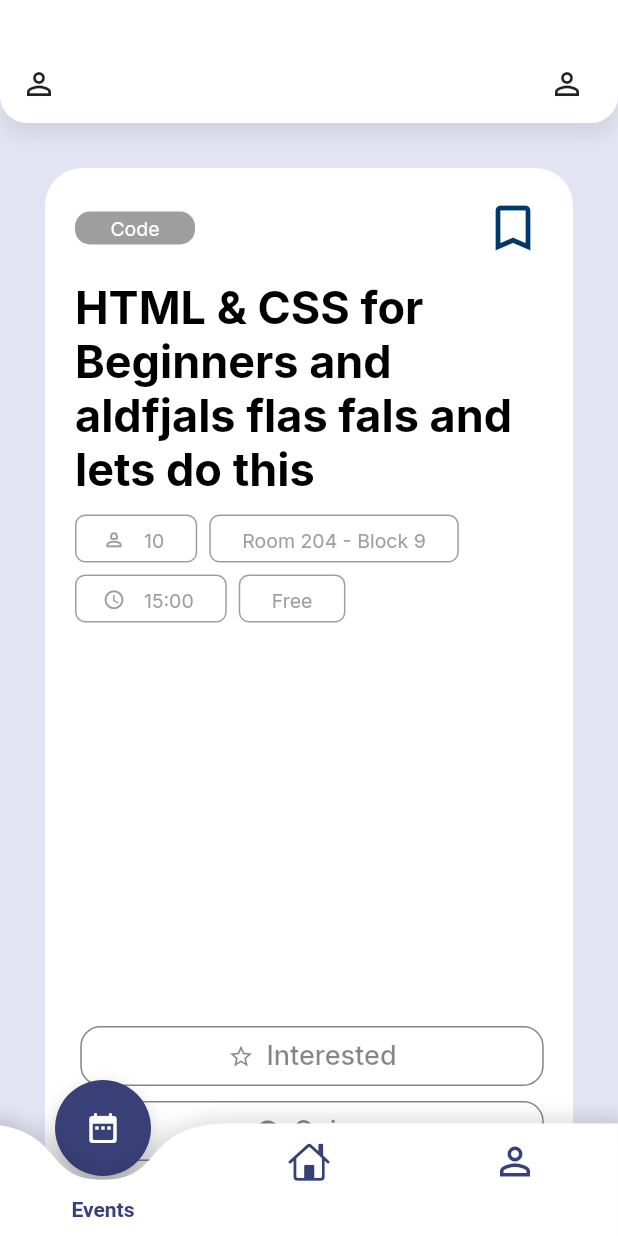
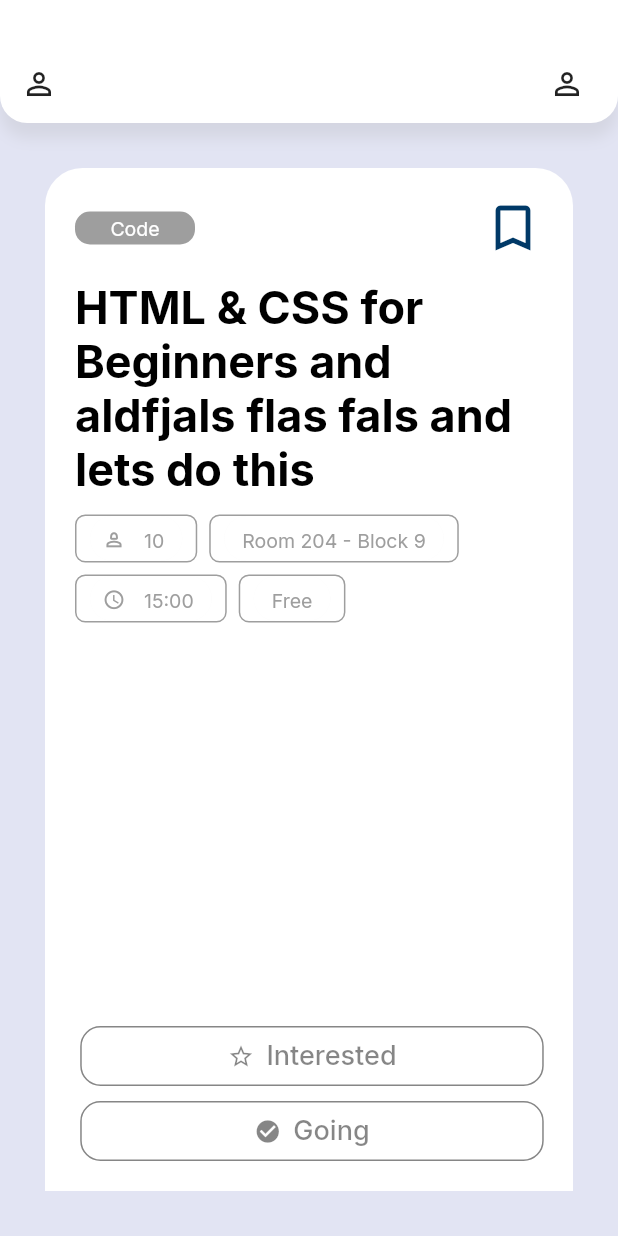
Before and after one commit to kucc1997/KUCCApp, a Flutter app: the TimeLine screen opened by its route, after a tap on "Code", on a phone screen of 412 x 824 dp. Run offline on Flutter 3.47's test engine with Material 2 defaults, Android fonts, the phone set to English and light mode, and no system bars; our stand-ins replace flutter_hooks, go_router, google_fonts, sticky_headers, timelines; Roboto replaces fonts that are missing (Poppins); statements that could not run were skipped.

Commit message:
refactor: rewrite scaffoldwithbottom nav bar to close on backbutton press

```diff
--- a/lib/main.dart
+++ b/lib/main.dart
@@ -1,6 +1,7 @@
 import 'package:flutter/material.dart';
 import 'package:kucc_app/constants/theme.dart';
 import 'package:kucc_app/routes.dart';
+import 'package:kucc_app/viewmodels/bottom_nav_bar_viewmodel.dart';
 import 'package:kucc_app/viewmodels/eventdetail_viewmodel.dart';
 import 'package:kucc_app/viewmodels/routine_viewmodel.dart';
 import 'package:kucc_app/viewmodels/signup_login_viewmodel.dart';
@@ -16,6 +17,7 @@ void main() {
       ChangeNotifierProvider(create: (_) => TimeLineViewModel()),
       ChangeNotifierProvider(create: (_) => EventDetailViewModel()),
       ChangeNotifierProvider(create: (_) => RoutineViewModel()),
+      ChangeNotifierProvider(create: (_) => BottomNavBarViewModel()),
     ], child: const MyApp()),
   );
 }
--- a/lib/routes.dart
+++ b/lib/routes.dart
@@ -16,7 +16,7 @@ GoRouter goRouter = GoRouter(routes: [
       routes: [
         StatefulShellRoute.indexedStack(
             builder: (context, state, navigationShell) {
-              return ScaffoldWithNavBar(navigationShell: navigationShell);
+              return ScaffoldWithBottomNavBar(navigationShell: navigationShell);
             },
             branches: [
               StatefulShellBranch(routes: [
--- /dev/null
+++ b/lib/viewmodels/bottom_nav_bar_viewmodel.dart
@@ -0,0 +1,15 @@
+import 'package:flutter/material.dart';
+
+class BottomNavBarViewModel extends ChangeNotifier {
+  late bool _displayBottomNavBar;
+
+  bool get displayBottomNavBar => _displayBottomNavBar;
+  set displayBottomNavBar(v) {
+    _displayBottomNavBar = v;
+    notifyListeners();
+  }
+
+  BottomNavBarViewModel() {
+    _displayBottomNavBar = true;
+  }
+}
--- a/lib/views/components/scaffold_with_nav_bar.dart
+++ b/lib/views/components/scaffold_with_nav_bar.dart
@@ -1,25 +1,29 @@
 import 'package:flutter/cupertino.dart';
 import 'package:flutter/material.dart';
+import 'package:flutter_hooks/flutter_hooks.dart';
 import 'package:go_router/go_router.dart';
+import 'package:kucc_app/viewmodels/bottom_nav_bar_viewmodel.dart';
 import 'package:kucc_app/views/components/custom_curved_nav_bar/exporting_nav.dart';
+import 'package:provider/provider.dart';
 
-class ScaffoldWithNavBar extends StatefulWidget {
-  /// Constructs an [ScaffoldWithNavBar].
-  const ScaffoldWithNavBar({
-    required this.navigationShell,
-    Key? key,
-  }) : super(key: key ?? const ValueKey<String>('ScaffoldWithNavBar'));
-
-  /// The navigation shell and container for the branch Navigators.
+class ScaffoldWithBottomNavBar extends HookWidget {
   final StatefulNavigationShell navigationShell;
 
-  @override
-  State<ScaffoldWithNavBar> createState() => _ScaffoldWithNavBarState();
-}
+  const ScaffoldWithBottomNavBar({
+    Key? key,
+    required this.navigationShell,
+  }) : super(key: key ?? const ValueKey<String>('ScaffoldWithBottomNavBar'));
 
-class _ScaffoldWithNavBarState extends State<ScaffoldWithNavBar> {
   @override
   Widget build(BuildContext context) {
+    final controller = useAnimationController(duration: const Duration(milliseconds: 180));
+    final bnbVM = Provider.of<BottomNavBarViewModel>(context);
+
+    final animation = Tween<double>(
+      begin: 0,
+      end: -120,
+    ).animate(controller);
+
     const labels = ['Events', 'Home', 'Profile'];
     const icons = <Widget>[
       /// *[Icon]* are later modified in the [CurvedNavigationBar] class
@@ -30,30 +34,36 @@ class _ScaffoldWithNavBarState extends State<ScaffoldWithNavBar> {
       Icon(CupertinoIcons.home, size: 28, color: Color(0xFF394078)),
       Icon(Icons.person_outline, size: 30, color: Color(0xFF394078)),
     ];
+
+    if (!bnbVM.displayBottomNavBar) {
+      controller.forward();
+    } else {
+      if (controller.isCompleted) {
+        controller.reverse();
+      }
+    }
+
     return Scaffold(
       body: Stack(
         children: [
-          widget.navigationShell,
-          Positioned(
-            bottom: 0,
+          navigationShell,
+          AnimatedBuilder(
+            animation: animation,
+            builder: (context, child) {
+              return Positioned(
+                bottom: animation.value,
                 left: 0,
                 right: 0,
                 child: CustomNavBar(
-              navigationShell: widget.navigationShell,
+                  navigationShell: navigationShell,
                   labels: labels,
                   icons: icons,
                 ),
+              );
+            },
           ),
         ],
       ),
     );
   }
-  // return Scaffold(
-  //   body: widget.navigationShell,
-  //   bottomNavigationBar: CustomNavBar(
-  //     navigationShell: widget.navigationShell,
-  //     labels: labels,
-  //     icons: icons,
-  //   ),
-  // );
 }
--- a/lib/views/pages/event_detail/event_page.dart
+++ b/lib/views/pages/event_detail/event_page.dart
@@ -1,5 +1,7 @@
 import 'package:flutter/material.dart';
+import 'package:flutter_hooks/flutter_hooks.dart';
 import 'package:google_fonts/google_fonts.dart';
+import 'package:kucc_app/viewmodels/bottom_nav_bar_viewmodel.dart';
 import 'package:kucc_app/views/components/app_bar.dart';
 import 'package:kucc_app/views/pages/event_detail/components/bookmark.dart';
 import 'package:provider/provider.dart';
@@ -9,7 +11,7 @@ import '../event_detail/components/category_card.dart';
 import 'components/event_button.dart';
 import 'components/detail_chip.dart';
 
-class EventPage extends StatelessWidget {
+class EventPage extends HookWidget {
   final String category;
   final String time;
   final String workshopName;
@@ -28,6 +30,19 @@ class EventPage extends StatelessWidget {
   Widget build(BuildContext context) {
     double screenWidth = MediaQuery.of(context).size.width;
     final edvm = Provider.of<EventDetailViewModel>(context);
+    final bvm = Provider.of<BottomNavBarViewModel>(context);
+
+    Future.microtask(() {
+      bvm.displayBottomNavBar = false;
+    });
+
+    useEffect(() {
+      return () {
+        Future.microtask(() {
+          bvm.displayBottomNavBar = true;
+        });
+      };
+    }, []);
 
     return Scaffold(
       backgroundColor: const Color(0xFFE2E4F3),
@@ -65,8 +80,7 @@ class EventPage extends StatelessWidget {
                             height: 15,
                           ),
                           Text(workshopName,
-                                style:
-                                    GoogleFonts.inter(fontSize: 30, fontWeight: FontWeight.bold)),
+                              style: GoogleFonts.inter(fontSize: 30, fontWeight: FontWeight.bold)),
                           SizedBox(
                             height: 12,
                           ),
@@ -88,8 +102,8 @@ class EventPage extends StatelessWidget {
                   Positioned(
                     left: 0.057 * screenWidth,
                     bottom: 70,
-                      child: Button(
-                          startingIcon: Icons.star_border_outlined, buttonText: "Interested"),
+                    child:
+                        Button(startingIcon: Icons.star_border_outlined, buttonText: "Interested"),
                   ),
                   Positioned(
                     left: 0.057 * screenWidth,
@@ -101,6 +115,7 @@ class EventPage extends StatelessWidget {
             ),
           ),
         ],
-        ));
+      ),
+    );
   }
 }
```
Lines whose indentation alone changed are shown as unchanged.
